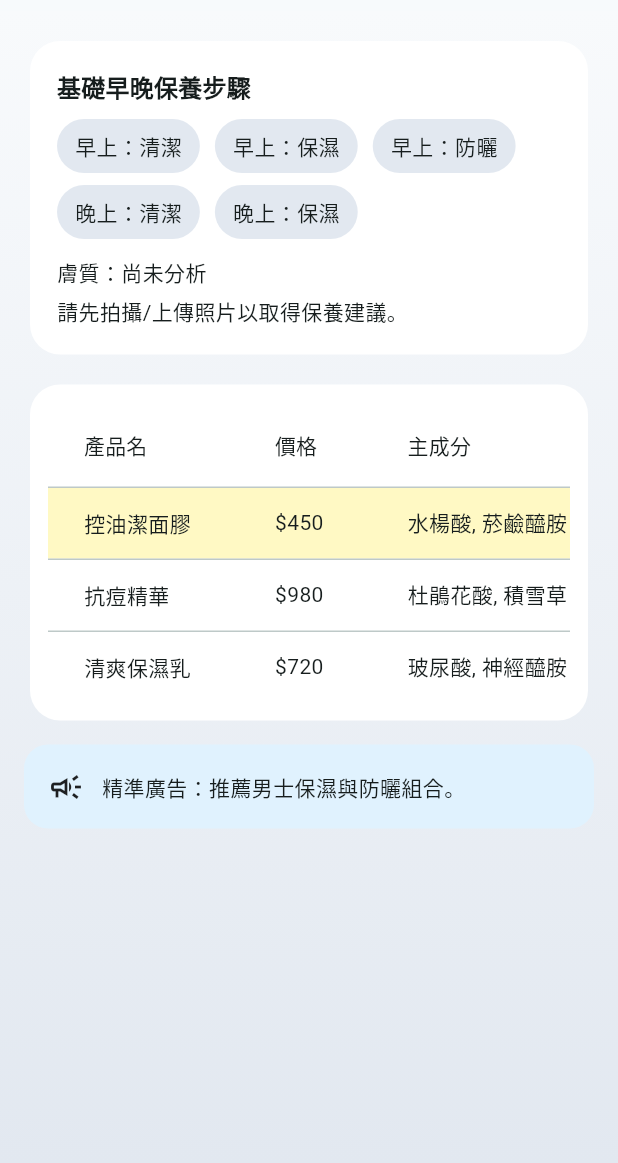
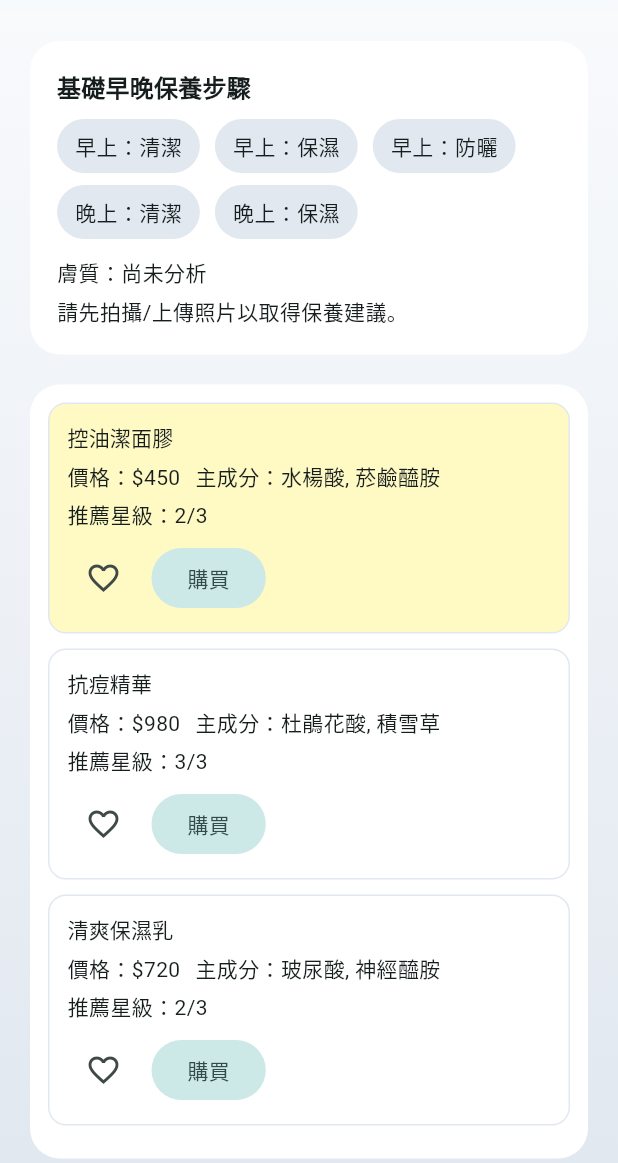
Before and after one commit to LEO0331/sharpface, a Flutter app: the screen it shows after launch, on a phone screen of 412 x 824 dp, the part 73-1236 px from its top. Run offline on Flutter 3.47's test engine with Material 3 defaults, Android fonts, the phone set to English and light mode, and no system bars; our stand-ins replace cloud_firestore, firebase_auth, firebase_core, fl_chart, flutter_riverpod, image_picker; accounts and stored records are empty.

Commit message:
fix display error

```diff
--- a/lib/screens/home_page.dart
+++ b/lib/screens/home_page.dart
@@ -476,44 +476,52 @@ class _ProductTable extends StatelessWidget {
 
   @override
   Widget build(BuildContext context) {
-    return SingleChildScrollView(
-      scrollDirection: Axis.horizontal,
-      child: DataTable(
-        columns: const [
-          DataColumn(label: Text('產品名')),
-          DataColumn(label: Text('價格')),
-          DataColumn(label: Text('主成分')),
-          DataColumn(label: Text('推薦星級')),
-          DataColumn(label: Text('最愛')),
-          DataColumn(label: Text('購買')),
+    return Column(
+      children: products.take(10).map((product) {
+        final isFav = favorites.contains(product.id);
+        return Container(
+          margin: const EdgeInsets.only(bottom: 10),
+          padding: const EdgeInsets.all(12),
+          decoration: BoxDecoration(
+            color: product.isFeatured ? const Color(0xFFFFF9C4) : Colors.white,
+            borderRadius: BorderRadius.circular(12),
+            border: Border.all(color: const Color(0xFFE2E8F0)),
+          ),
+          child: Column(
+            crossAxisAlignment: CrossAxisAlignment.start,
+            children: [
+              Text(
+                product.name,
+                style: Theme.of(context).textTheme.titleSmall,
+              ),
+              const SizedBox(height: 6),
+              Wrap(
+                spacing: 10,
+                runSpacing: 4,
+                children: [
+                  Text('價格：\$${product.price.toStringAsFixed(0)}'),
+                  Text('主成分：${product.mainIngredients.join(', ')}'),
+                  Text('推薦星級：${product.rating}/3'),
                 ],
-        rows: products.take(10).map((product) {
-          final isFav = favorites.contains(product.id);
-          return DataRow(
-            color: WidgetStateProperty.resolveWith((_) {
-              return product.isFeatured ? const Color(0xFFFFF9C4) : null;
-            }),
-            cells: [
-              DataCell(Text(product.name)),
-              DataCell(Text('\$${product.price.toStringAsFixed(0)}')),
-              DataCell(Text(product.mainIngredients.join(', '))),
-              DataCell(Text('⭐' * product.rating)),
-              DataCell(
+              ),
+              const SizedBox(height: 8),
+              Row(
+                children: [
                   IconButton(
                     onPressed: () => onToggleFavorite(product.id),
                     icon: Icon(isFav ? Icons.favorite : Icons.favorite_border),
                   ),
-              ),
-              DataCell(
-                ElevatedButton(
+                  const SizedBox(width: 8),
+                  FilledButton.tonal(
                     onPressed: () => onBuy(product),
                     child: const Text('購買'),
                   ),
+                ],
               ),
             ],
+          ),
         );
       }).toList(),
-      ),
     );
   }
 }
```
Lines whose indentation alone changed are shown as unchanged.
